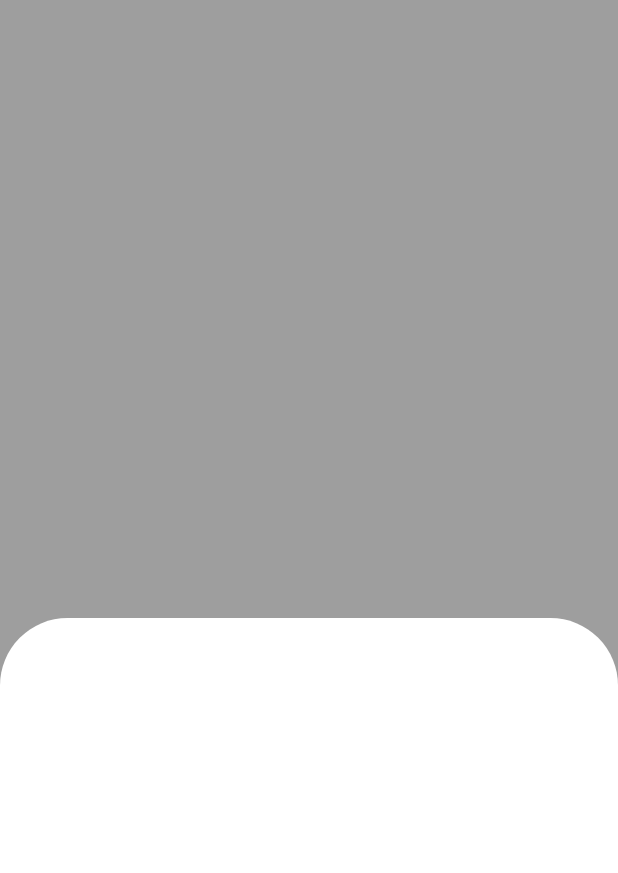
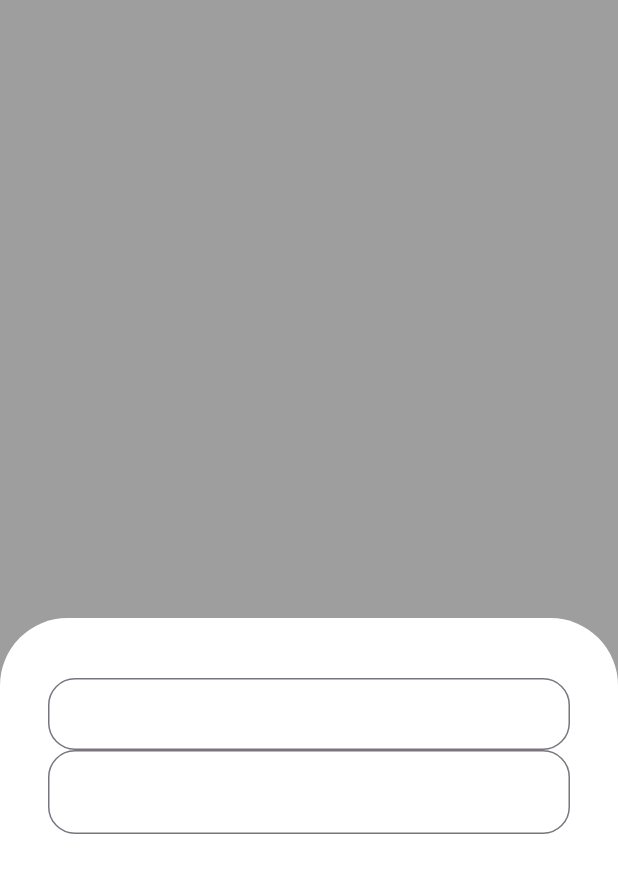
Before and after one commit to TalissonMelo/planorama-mobile, a Flutter app: the screen it shows after launch, on a phone screen of 412 x 824 dp. Shown: the top 873 px of the screen. Run offline on Flutter 3.47's test engine with Material 3 defaults, Android fonts, the phone set to English and light mode, and no system bars.

Commit message:
Adicionando o campo de texto

```diff
--- a/lib/main.dart
+++ b/lib/main.dart
@@ -12,10 +12,7 @@ class MyApp extends StatelessWidget {
   Widget build(BuildContext context) {
     return MaterialApp(
       title: 'Flutter Demo',
-      theme: ThemeData(
-        colorScheme: ColorScheme.fromSeed(seedColor: Colors.deepPurple),
-        useMaterial3: true,
-      ),
+      theme: ThemeData(primarySwatch: Colors.grey),
       home: const SignInScreen(),
     );
   }
--- a/lib/src/auth/sign_in_screen.dart
+++ b/lib/src/auth/sign_in_screen.dart
@@ -15,9 +15,27 @@ class SignInScreen extends StatelessWidget {
           )),
           Expanded(
               child: Container(
+            padding: const EdgeInsets.symmetric(horizontal: 32, vertical: 40),
             decoration: const BoxDecoration(
                 color: Colors.white,
                 borderRadius: BorderRadius.vertical(top: Radius.circular(45))),
+            child: Column(
+              children: [
+                TextField(
+                  decoration: InputDecoration(
+                    isDense: true,
+                    border: OutlineInputBorder(
+                        borderRadius: BorderRadius.circular(18)),
+                  ),
+                ),
+                TextField(
+                  decoration: InputDecoration(
+                    border: OutlineInputBorder(
+                        borderRadius: BorderRadius.circular(18)),
+                  ),
+                )
+              ],
+            ),
           ))
         ],
       ),
```
